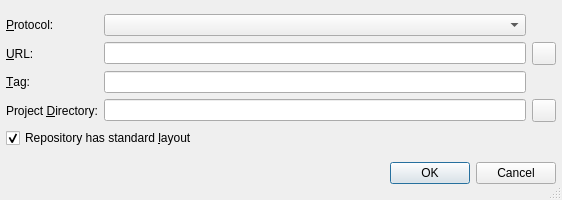
Qt form Plugins/VcsPlugins/vcsPySvn/SvnNewProjectOptionsDialog.ui (testmana2/test) before a commit.
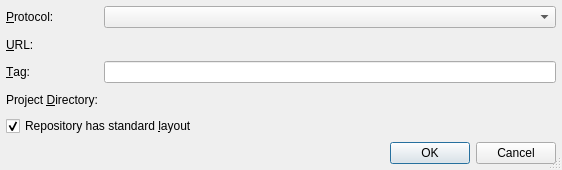
The same form after that commit. Custom widgets are drawn as their Qt base class.

Commit message: Modified more dialogs to use the path picker widgets.

The edit to the form file:
```diff
--- a/Plugins/VcsPlugins/vcsPySvn/SvnNewProjectOptionsDialog.ui
+++ b/Plugins/VcsPlugins/vcsPySvn/SvnNewProjectOptionsDialog.ui
@@ -7,7 +7,7 @@
     <x>0</x>
     <y>0</y>
     <width>562</width>
-    <height>200</height>
+    <height>170</height>
    </rect>
   </property>
   <property name="windowTitle">
@@ -21,27 +21,7 @@
   <property name="sizeGripEnabled">
    <bool>true</bool>
   </property>
-  <layout class="QVBoxLayout">
-   <item>
-    <layout class="QGridLayout">
-     <item row="2" column="1">
-      <widget class="QLineEdit" name="vcsTagEdit">
-       <property name="toolTip">
-        <string>Enter the tag the new project should be generated from</string>
-       </property>
-       <property name="whatsThis">
-        <string>&lt;b&gt;Tag in VCS&lt;/b&gt;
-&lt;p&gt;Enter the tag name the new project shall be generated from. Leave empty to retrieve the latest data from the repository.&lt;/p&gt;</string>
-       </property>
-      </widget>
-     </item>
-     <item row="0" column="1">
-      <widget class="QComboBox" name="protocolCombo">
-       <property name="toolTip">
-        <string>Select the protocol to access the repository</string>
-       </property>
-      </widget>
-     </item>
+  <layout class="QGridLayout" name="gridLayout">
      <item row="0" column="0">
       <widget class="QLabel" name="textLabel1">
        <property name="text">
@@ -52,8 +32,8 @@
        </property>
       </widget>
      </item>
-     <item row="1" column="1">
-      <widget class="QLineEdit" name="vcsUrlEdit">
+   <item row="0" column="1">
+    <widget class="QComboBox" name="protocolCombo">
        <property name="toolTip">
         <string>Enter the url path of the module in the repository (without protocol part)</string>
        </property>
@@ -68,12 +48,71 @@
         <string>&amp;URL:</string>
        </property>
        <property name="buddy">
-        <cstring>vcsUrlEdit</cstring>
+      <cstring>vcsUrlPicker</cstring>
+     </property>
+    </widget>
+   </item>
+   <item row="1" column="1">
+    <widget class="E5PathPicker" name="vcsUrlPicker" native="true">
+     <property name="sizePolicy">
+      <sizepolicy hsizetype="Expanding" vsizetype="Preferred">
+       <horstretch>0</horstretch>
+       <verstretch>0</verstretch>
+      </sizepolicy>
+     </property>
+     <property name="focusPolicy">
+      <enum>Qt::StrongFocus</enum>
+     </property>
+     <property name="toolTip">
+      <string>Enter the url path of the module in the repository (without protocol part)</string>
+     </property>
+     <property name="whatsThis">
+      <string>&lt;b&gt;URL&lt;/b&gt;&lt;p&gt;Enter the URL to the module. For a repository with standard layout, this must not contain the trunk, tags or branches part.&lt;/p&gt;</string>
+     </property>
+    </widget>
+   </item>
+   <item row="2" column="0">
+    <widget class="QLabel" name="vcsTagLabel">
+     <property name="text">
+      <string>&amp;Tag:</string>
+     </property>
+     <property name="buddy">
+      <cstring>vcsTagEdit</cstring>
+     </property>
+    </widget>
+   </item>
+   <item row="2" column="1">
+    <widget class="QLineEdit" name="vcsTagEdit">
+     <property name="toolTip">
+      <string>Enter the tag the new project should be generated from</string>
+     </property>
+     <property name="whatsThis">
+      <string>&lt;b&gt;Tag in VCS&lt;/b&gt;
+&lt;p&gt;Enter the tag name the new project shall be generated from. Leave empty to retrieve the latest data from the repository.&lt;/p&gt;</string>
+     </property>
+    </widget>
+   </item>
+   <item row="3" column="0">
+    <widget class="QLabel" name="TextLabel4">
+     <property name="text">
+      <string>Project &amp;Directory:</string>
+     </property>
+     <property name="buddy">
+      <cstring>vcsProjectDirPicker</cstring>
        </property>
       </widget>
      </item>
      <item row="3" column="1">
-      <widget class="QLineEdit" name="vcsProjectDirEdit">
+    <widget class="E5PathPicker" name="vcsProjectDirPicker" native="true">
+     <property name="sizePolicy">
+      <sizepolicy hsizetype="Expanding" vsizetype="Preferred">
+       <horstretch>0</horstretch>
+       <verstretch>0</verstretch>
+      </sizepolicy>
+     </property>
+     <property name="focusPolicy">
+      <enum>Qt::StrongFocus</enum>
+     </property>
        <property name="toolTip">
         <string>Enter the directory of the new project.</string>
        </property>
@@ -100,43 +139,7 @@
        </property>
       </widget>
      </item>
-     <item row="3" column="0">
-      <widget class="QLabel" name="TextLabel4">
-       <property name="text">
-        <string>Project &amp;Directory:</string>
-       </property>
-       <property name="buddy">
-        <cstring>vcsProjectDirEdit</cstring>
-       </property>
-      </widget>
-     </item>
-     <item row="2" column="0">
-      <widget class="QLabel" name="vcsTagLabel">
-       <property name="text">
-        <string>&amp;Tag:</string>
-       </property>
-       <property name="buddy">
-        <cstring>vcsTagEdit</cstring>
-       </property>
-      </widget>
-     </item>
-     <item row="1" column="2">
-      <widget class="QToolButton" name="vcsUrlButton">
-       <property name="toolTip">
-        <string>Select the repository url via a directory selection dialog or the repository browser</string>
-       </property>
-      </widget>
-     </item>
-     <item row="3" column="2">
-      <widget class="QToolButton" name="projectDirButton">
-       <property name="toolTip">
-        <string>Select the project directory via a directory selection dialog</string>
-       </property>
-      </widget>
-     </item>
-    </layout>
-   </item>
-   <item>
+   <item row="5" column="0" colspan="2">
     <widget class="QDialogButtonBox" name="buttonBox">
      <property name="orientation">
       <enum>Qt::Horizontal</enum>
@@ -150,6 +153,14 @@
  </widget>
  <layoutdefault spacing="6" margin="6"/>
  <pixmapfunction>qPixmapFromMimeSource</pixmapfunction>
+ <customwidgets>
+  <customwidget>
+   <class>E5PathPicker</class>
+   <extends>QWidget</extends>
+   <header>E5Gui/E5PathPicker.h</header>
+   <container>1</container>
+  </customwidget>
+ </customwidgets>
  <tabstops>
   <tabstop>protocolCombo</tabstop>
   <tabstop>vcsUrlEdit</tabstop>
```
Left out of the diff: 11 changed lines with no effect on the pictures. Lines whose indentation alone changed are shown as unchanged. The commit also changes 8 other files.
